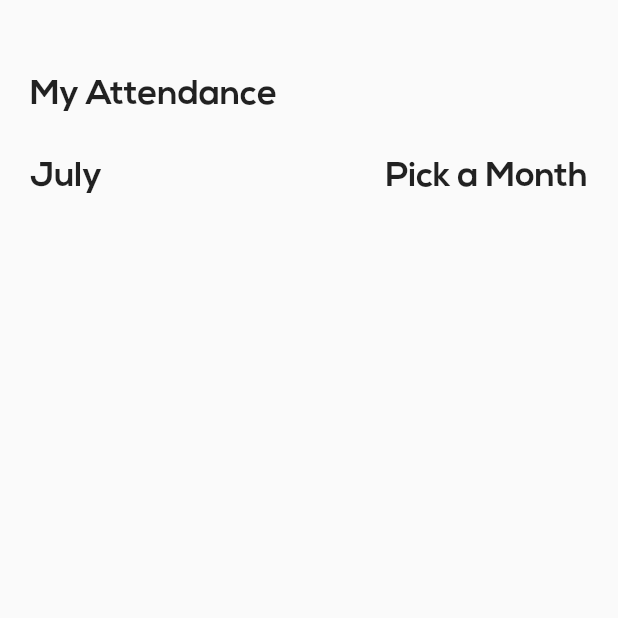
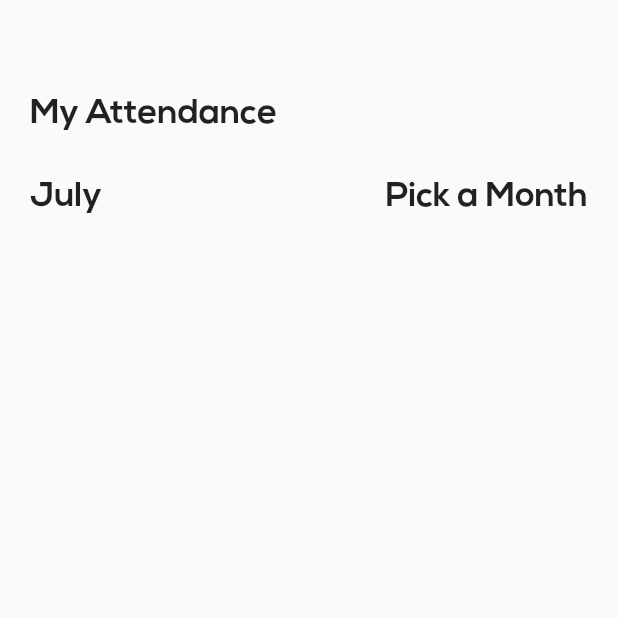
Before and after one commit to mtaufiq09/attendance_app, a Flutter app: the CalendarScreen screen opened directly, on a phone screen of 412 x 824 dp, the top half of it. Run offline on Flutter 3.47's test engine with Material 2 defaults, Android fonts, the phone set to English and light mode, and no system bars; our stand-ins replace cloud_firestore, firebase_core, flutter_spinkit, fluttertoast, font_awesome_flutter, geocoding and 3 more; missing offline and left inert: month_year_picker; accounts and stored records are empty.

```diff
--- a/lib/calendarscreen.dart
+++ b/lib/calendarscreen.dart
@@ -30,7 +30,7 @@ class _CalendarScreenState extends State<CalendarScreen> {
         children: [
           Container(
             alignment: Alignment.centerLeft,
-            margin: const EdgeInsets.only(top: 32),
+            margin: const EdgeInsets.only(top: 45),
             child: Text(
               "My Attendance",
               style: TextStyle(
@@ -108,8 +108,9 @@ class _CalendarScreenState extends State<CalendarScreen> {
               ),
             ],
           ),
-          SizedBox(
+          Container(
             height: screenHeight / 1.45,
+            margin: const EdgeInsets.only(top: 10),
             child: StreamBuilder<QuerySnapshot>(
               stream: FirebaseFirestore.instance
                   .collection("Employee")
--- a/lib/homescreen.dart
+++ b/lib/homescreen.dart
@@ -78,9 +78,9 @@ class _HomescreenState extends State<Homescreen> {
       body: IndexedStack(
         index: currentIndex,
         children: [
-          CalendarScreen(),
-          TodayScreen(),
-          ProfileScreen(),
+          new CalendarScreen(),
+          new TodayScreen(),
+          new ProfileScreen(),
         ],
       ),
       bottomNavigationBar: Container(
--- a/pubspec.yaml
+++ b/pubspec.yaml
@@ -41,6 +41,7 @@ dependencies:
   month_year_picker: ^0.2.0+1
   location: ^4.4.0
   geocoding: ^2.0.4
+  flutter_spinkit: ^5.1.0
   # The following adds the Cupertino Icons font to your application.
   # Use with the CupertinoIcons class for iOS style icons.
   cupertino_icons: ^1.0.2
```
Also changed, not shown: lib/loginscreen.dart (+14 -3 lines), lib/todayscreen.dart (+12 -14 lines), pubspec.lock, 2 other files.
